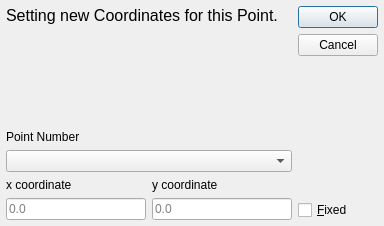
Above: core/draw/edit_point.ui from KmolYuan/Pyslvs-UI before the change. Below: the same form after it.
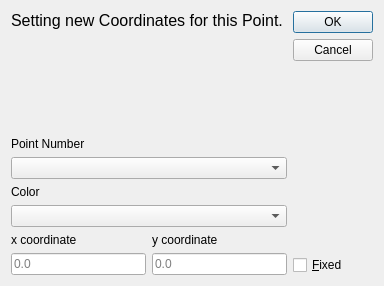
That is the form after the change. Icons and pictures are not drawn.

```diff
--- a/core/draw/edit_point.ui
+++ b/core/draw/edit_point.ui
@@ -7,19 +7,19 @@
     <x>0</x>
     <y>0</y>
     <width>384</width>
-    <height>226</height>
+    <height>286</height>
    </rect>
   </property>
   <property name="minimumSize">
    <size>
     <width>384</width>
-    <height>226</height>
+    <height>286</height>
    </size>
   </property>
   <property name="maximumSize">
    <size>
     <width>384</width>
-    <height>226</height>
+    <height>286</height>
    </size>
   </property>
   <property name="windowTitle">
@@ -36,25 +36,16 @@
    <bool>true</bool>
   </property>
   <layout class="QHBoxLayout" name="horizontalLayout">
-   <property name="spacing">
-    <number>6</number>
-   </property>
-   <property name="leftMargin">
-    <number>6</number>
-   </property>
-   <property name="topMargin">
-    <number>6</number>
-   </property>
-   <property name="rightMargin">
-    <number>6</number>
-   </property>
-   <property name="bottomMargin">
-    <number>6</number>
-   </property>
    <item>
     <layout class="QVBoxLayout" name="verticalLayout">
      <item>
       <widget class="QLabel" name="label_3">
+       <property name="sizePolicy">
+        <sizepolicy hsizetype="Preferred" vsizetype="Expanding">
+         <horstretch>0</horstretch>
+         <verstretch>0</verstretch>
+        </sizepolicy>
+       </property>
        <property name="text">
         <string>&lt;html&gt;&lt;head/&gt;&lt;body&gt;&lt;p&gt;&lt;span style=&quot; font-size:12pt;&quot;&gt;Setting new Coordinates for this Point.&lt;/span&gt;&lt;/p&gt;&lt;/body&gt;&lt;/html&gt;</string>
        </property>
@@ -69,19 +60,6 @@
        </property>
       </widget>
      </item>
-     <item>
-      <spacer name="verticalSpacer_2">
-       <property name="orientation">
-        <enum>Qt::Vertical</enum>
-       </property>
-       <property name="sizeHint" stdset="0">
-        <size>
-         <width>20</width>
-         <height>40</height>
-        </size>
-       </property>
-      </spacer>
-     </item>
      <item>
       <widget class="QLabel" name="label_4">
        <property name="text">
@@ -98,6 +76,22 @@
      <item>
       <widget class="QComboBox" name="Point"/>
      </item>
+     <item>
+      <widget class="QLabel" name="label_5">
+       <property name="text">
+        <string>&lt;html&gt;&lt;head/&gt;&lt;body&gt;&lt;p&gt;Color&lt;/p&gt;&lt;/body&gt;&lt;/html&gt;</string>
+       </property>
+       <property name="textFormat">
+        <enum>Qt::RichText</enum>
+       </property>
+       <property name="alignment">
+        <set>Qt::AlignLeading|Qt::AlignLeft|Qt::AlignTop</set>
+       </property>
+      </widget>
+     </item>
+     <item>
+      <widget class="QComboBox" name="Color"/>
+     </item>
      <item>
       <layout class="QGridLayout" name="gridLayout">
        <item row="0" column="0">
```
